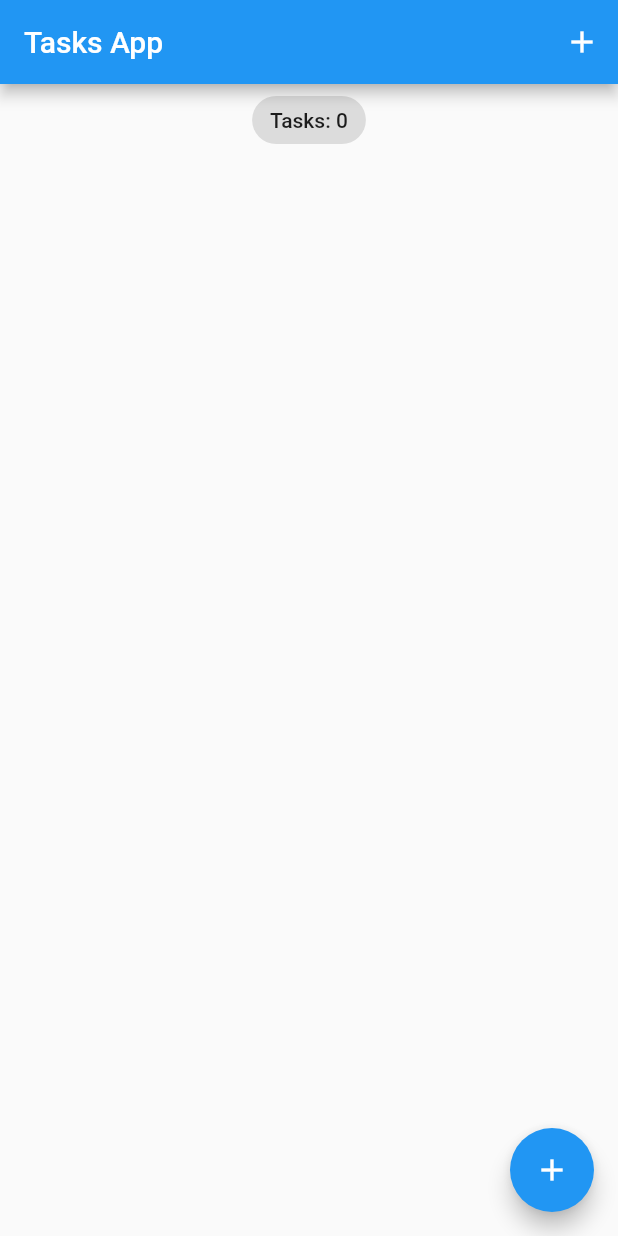
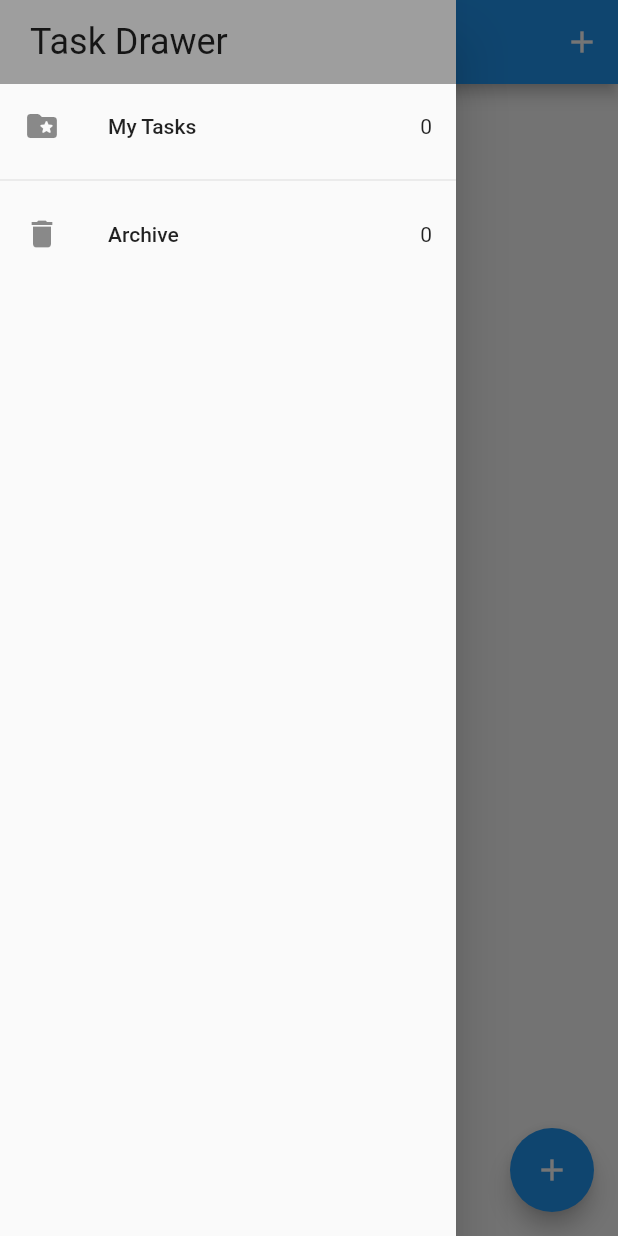
Before and after one commit to cromueloliver02/tasks_app, a Flutter app: the screen it shows after launch, with the side drawer open (before the commit the screen has no drawer), on a phone screen of 412 x 824 dp. Run offline on Flutter 3.47's test engine with Material 2 defaults, Android fonts, the phone set to English and light mode, and no system bars; our stand-ins replace bloc, equatable, flutter_bloc, hydrated_bloc.

Commit message:
created archive screen

```diff
--- /dev/null
+++ b/lib/app_router.dart
@@ -0,0 +1,9 @@
+import 'screens/tasks_screen.dart';
+import 'screens/archive_screen.dart';
+
+class AppRouter {
+  final routes = {
+    TasksScreen.id: (ctx) => const TasksScreen(),
+    ArchiveScreen.id: (ctx) => const ArchiveScreen(),
+  };
+}
--- /dev/null
+++ b/lib/screens/archive_screen.dart
@@ -0,0 +1,48 @@
+import 'package:flutter/material.dart';
+import '../blocs/blocs.dart';
+import '../models/task.dart';
+import '../widgets/task_drawer.dart';
+import '../widgets/task_list.dart';
+
+class ArchiveScreen extends StatelessWidget {
+  static const id = '/archive';
+
+  const ArchiveScreen({super.key});
+
+  @override
+  Widget build(BuildContext context) {
+    return Scaffold(
+      appBar: AppBar(
+        title: const Text('Archive'),
+        actions: [
+          IconButton(
+            onPressed: () {},
+            icon: const Icon(Icons.add),
+          )
+        ],
+      ),
+      drawer: const TaskDrawer(),
+      body: Column(
+        crossAxisAlignment: CrossAxisAlignment.center,
+        children: [
+          Center(
+            child: Chip(
+              label: BlocSelector<TaskBloc, TaskState, List<Task>>(
+                selector: (state) => state.tasks,
+                builder: (context, tasks) => Text('Tasks: ${tasks.length}'),
+              ),
+            ),
+          ),
+          Expanded(
+            child: BlocSelector<TaskBloc, TaskState, List<Task>>(
+              selector: (state) => state.tasks,
+              builder: (context, tasks) {
+                return TaskList(tasks: tasks);
+              },
+            ),
+          ),
+        ],
+      ),
+    );
+  }
+}
--- a/lib/screens/tasks_screen.dart
+++ b/lib/screens/tasks_screen.dart
@@ -1,10 +1,13 @@
 import 'package:flutter/material.dart';
-import 'package:tasks_app/models/task.dart';
 import '../blocs/blocs.dart';
+import '../models/task.dart';
 import '../widgets/task_list.dart';
 import '../widgets/add_task_modal.dart';
+import '../widgets/task_drawer.dart';
 
 class TasksScreen extends StatelessWidget {
+  static const id = '/tasks';
+
   const TasksScreen({Key? key}) : super(key: key);
 
   void _showAddTask(BuildContext ctx) {
@@ -19,7 +22,7 @@ class TasksScreen extends StatelessWidget {
   Widget build(BuildContext context) {
     return Scaffold(
       appBar: AppBar(
-        title: const Text('Tasks App'),
+        title: const Text('My Tasks'),
         actions: [
           IconButton(
             onPressed: () => _showAddTask(context),
@@ -27,6 +30,7 @@ class TasksScreen extends StatelessWidget {
           )
         ],
       ),
+      drawer: const TaskDrawer(),
       body: Column(
         crossAxisAlignment: CrossAxisAlignment.center,
         children: [
--- a/lib/tasks_app.dart
+++ b/lib/tasks_app.dart
@@ -1,9 +1,15 @@
 import 'package:flutter/material.dart';
+import 'app_router.dart';
 import '../blocs/blocs.dart';
 import 'screens/tasks_screen.dart';
 
 class TasksApp extends StatelessWidget {
-  const TasksApp({super.key});
+  const TasksApp({
+    super.key,
+    required this.appRouter,
+  });
+
+  final AppRouter appRouter;
 
   @override
   Widget build(BuildContext context) {
@@ -14,7 +20,8 @@ class TasksApp extends StatelessWidget {
         theme: ThemeData(
           primarySwatch: Colors.blue,
         ),
-        home: const TasksScreen(),
+        initialRoute: TasksScreen.id,
+        routes: appRouter.routes,
       ),
     );
   }
--- /dev/null
+++ b/lib/widgets/task_drawer.dart
@@ -0,0 +1,51 @@
+import 'package:flutter/material.dart';
+import '../screens/tasks_screen.dart';
+import '../screens/archive_screen.dart';
+
+class TaskDrawer extends StatelessWidget {
+  const TaskDrawer({super.key});
+
+  @override
+  Widget build(BuildContext context) {
+    return SafeArea(
+      bottom: false,
+      child: Drawer(
+        child: Column(
+          crossAxisAlignment: CrossAxisAlignment.stretch,
+          children: [
+            Container(
+              color: Colors.grey,
+              padding: const EdgeInsets.symmetric(
+                vertical: 14,
+                horizontal: 20,
+              ),
+              child: Text(
+                'Task Drawer',
+                style: Theme.of(context).textTheme.headline5,
+              ),
+            ),
+            ListTile(
+              leading: const Icon(Icons.folder_special_rounded),
+              title: const Text('My Tasks'),
+              trailing: const Text('0'),
+              onTap: () => Navigator.pushReplacementNamed(
+                context,
+                TasksScreen.id,
+              ),
+            ),
+            const Divider(),
+            ListTile(
+              leading: const Icon(Icons.delete),
+              title: const Text('Archive'),
+              trailing: const Text('0'),
+              onTap: () => Navigator.pushReplacementNamed(
+                context,
+                ArchiveScreen.id,
+              ),
+            ),
+          ],
+        ),
+      ),
+    );
+  }
+}
```
Also changed, not shown: lib/main.dart (+6 -1 lines), 1 other file.
